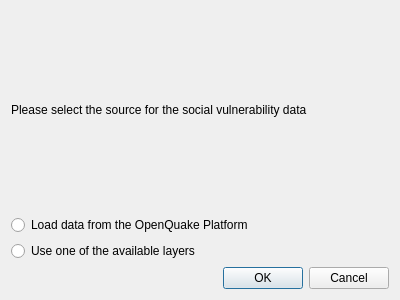
This is svir/ui/ui_choose_sv_data_source.ui in gem/oq-irmt-qgis as Qt 5 draws it before an edit. The edited form follows.
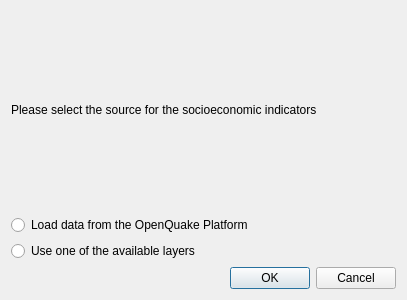
This is the edited form.

```diff
--- a/svir/ui/ui_choose_sv_data_source.ui
+++ b/svir/ui/ui_choose_sv_data_source.ui
@@ -6,7 +6,7 @@
    <rect>
     <x>0</x>
     <y>0</y>
-    <width>400</width>
+    <width>407</width>
     <height>300</height>
    </rect>
   </property>
@@ -44,7 +44,7 @@
    <item row="0" column="0">
     <widget class="QLabel" name="question_lbl">
      <property name="text">
-      <string>Please select the source for the social vulnerability data</string>
+      <string>Please select the source for the socioeconomic indicators</string>
      </property>
     </widget>
    </item>
```
Left out of the diff: 2 changed lines with no effect on the pictures.
